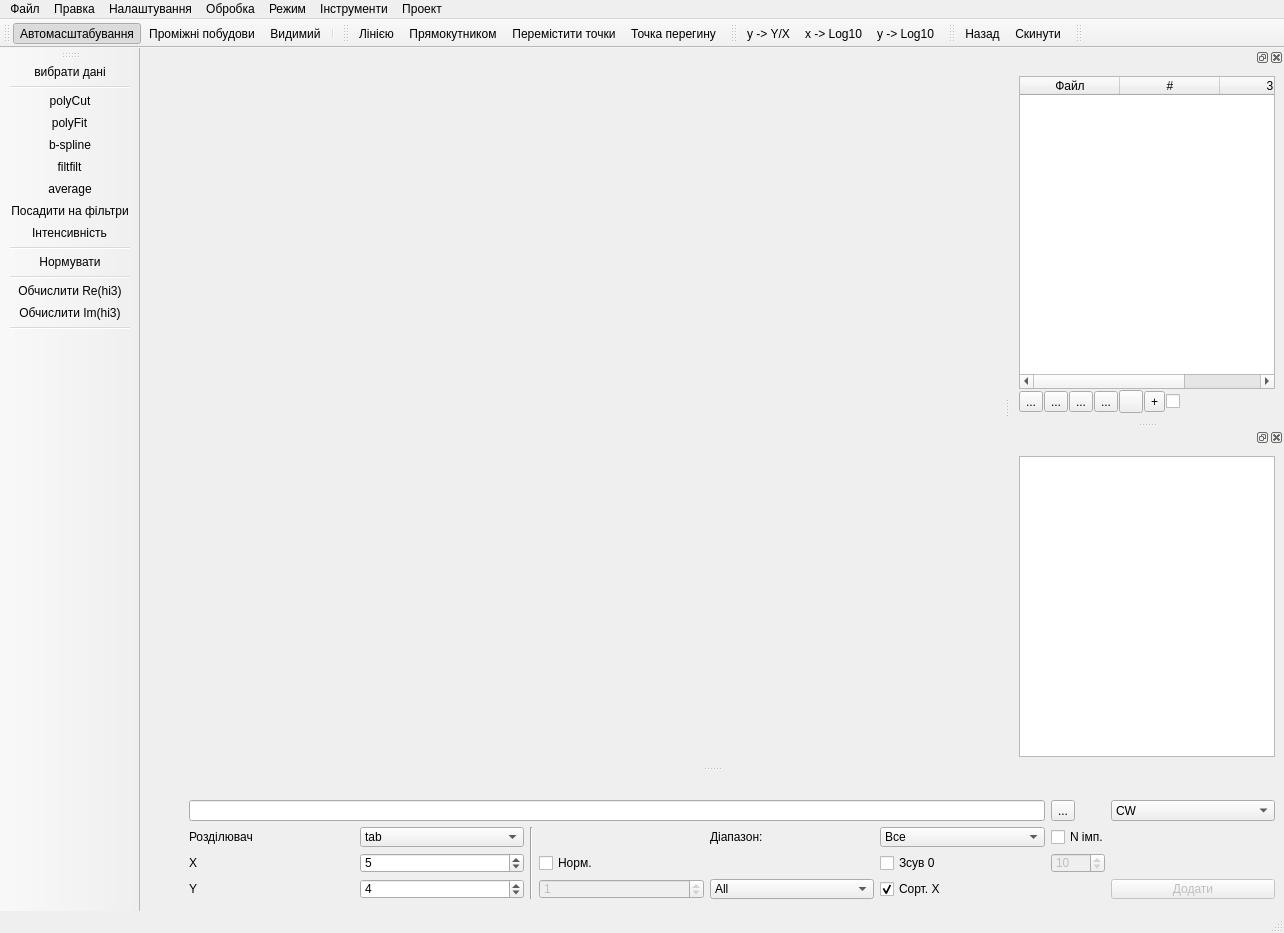
Qt form mainwindow.ui (xkronosua/QTR) before a commit.
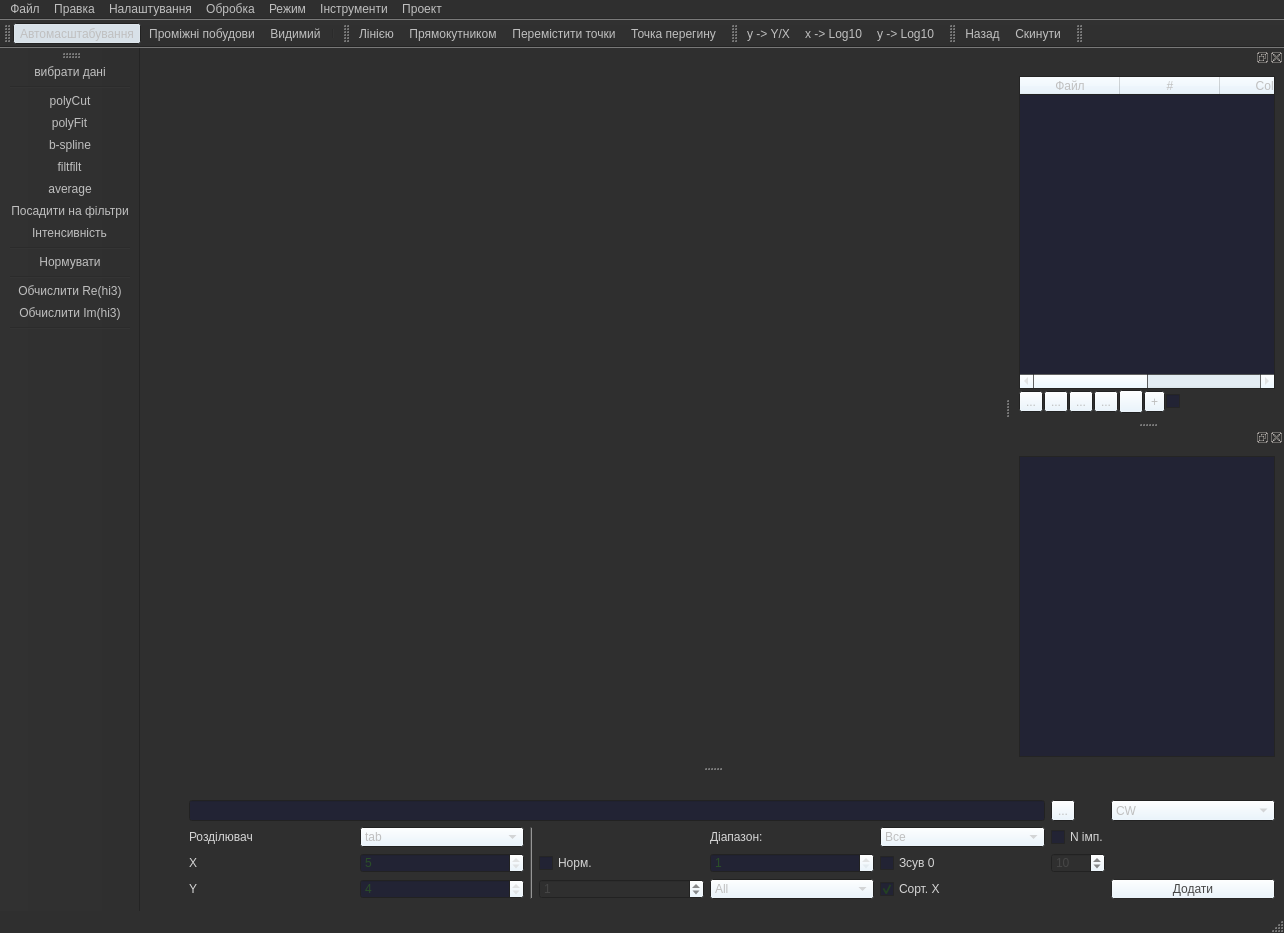
The same form after that commit. The open tabs and pages were chosen to show the change. Icons and pictures are not drawn.

Patch:
```diff
--- a/mainwindow.ui
+++ b/mainwindow.ui
@@ -28,6 +28,421 @@
     <height>620</height>
    </size>
   </property>
+  <property name="palette">
+   <palette>
+    <active>
+     <colorrole role="WindowText">
+      <brush brushstyle="SolidPattern">
+       <color alpha="255">
+        <red>213</red>
+        <green>213</green>
+        <blue>213</blue>
+       </color>
+      </brush>
+     </colorrole>
+     <colorrole role="Button">
+      <brush brushstyle="SolidPattern">
+       <color alpha="255">
+        <red>229</red>
+        <green>244</green>
+        <blue>255</blue>
+       </color>
+      </brush>
+     </colorrole>
+     <colorrole role="Light">
+      <brush brushstyle="SolidPattern">
+       <color alpha="255">
+        <red>149</red>
+        <green>149</green>
+        <blue>149</blue>
+       </color>
+      </brush>
+     </colorrole>
+     <colorrole role="Midlight">
+      <brush brushstyle="SolidPattern">
+       <color alpha="255">
+        <red>122</red>
+        <green>122</green>
+        <blue>122</blue>
+       </color>
+      </brush>
+     </colorrole>
+     <colorrole role="Dark">
+      <brush brushstyle="SolidPattern">
+       <color alpha="255">
+        <red>70</red>
+        <green>70</green>
+        <blue>70</blue>
+       </color>
+      </brush>
+     </colorrole>
+     <colorrole role="Text">
+      <brush brushstyle="SolidPattern">
+       <color alpha="255">
+        <red>42</red>
+        <green>79</green>
+        <blue>40</blue>
+       </color>
+      </brush>
+     </colorrole>
+     <colorrole role="BrightText">
+      <brush brushstyle="SolidPattern">
+       <color alpha="255">
+        <red>111</red>
+        <green>111</green>
+        <blue>111</blue>
+       </color>
+      </brush>
+     </colorrole>
+     <colorrole role="ButtonText">
+      <brush brushstyle="SolidPattern">
+       <color alpha="255">
+        <red>191</red>
+        <green>191</green>
+        <blue>191</blue>
+       </color>
+      </brush>
+     </colorrole>
+     <colorrole role="Base">
+      <brush brushstyle="SolidPattern">
+       <color alpha="255">
+        <red>34</red>
+        <green>35</green>
+        <blue>52</blue>
+       </color>
+      </brush>
+     </colorrole>
+     <colorrole role="Window">
+      <brush brushstyle="SolidPattern">
+       <color alpha="255">
+        <red>47</red>
+        <green>47</green>
+        <blue>47</blue>
+       </color>
+      </brush>
+     </colorrole>
+     <colorrole role="Shadow">
+      <brush brushstyle="SolidPattern">
+       <color alpha="255">
+        <red>248</red>
+        <green>248</green>
+        <blue>248</blue>
+       </color>
+      </brush>
+     </colorrole>
+     <colorrole role="AlternateBase">
+      <brush brushstyle="SolidPattern">
+       <color alpha="255">
+        <red>132</red>
+        <green>132</green>
+        <blue>132</blue>
+       </color>
+      </brush>
+     </colorrole>
+     <colorrole role="NoRole">
+      <brush brushstyle="SolidPattern">
+       <color alpha="255">
+        <red>140</red>
+        <green>140</green>
+        <blue>140</blue>
+       </color>
+      </brush>
+     </colorrole>
+     <colorrole role="ToolTipBase">
+      <brush brushstyle="SolidPattern">
+       <color alpha="255">
+        <red>68</red>
+        <green>68</green>
+        <blue>58</blue>
+       </color>
+      </brush>
+     </colorrole>
+     <colorrole role="ToolTipText">
+      <brush brushstyle="SolidPattern">
+       <color alpha="255">
+        <red>250</red>
+        <green>250</green>
+        <blue>250</blue>
+       </color>
+      </brush>
+     </colorrole>
+    </active>
+    <inactive>
+     <colorrole role="WindowText">
+      <brush brushstyle="SolidPattern">
+       <color alpha="255">
+        <red>213</red>
+        <green>213</green>
+        <blue>213</blue>
+       </color>
+      </brush>
+     </colorrole>
+     <colorrole role="Button">
+      <brush brushstyle="SolidPattern">
+       <color alpha="255">
+        <red>229</red>
+        <green>244</green>
+        <blue>255</blue>
+       </color>
+      </brush>
+     </colorrole>
+     <colorrole role="Light">
+      <brush brushstyle="SolidPattern">
+       <color alpha="255">
+        <red>149</red>
+        <green>149</green>
+        <blue>149</blue>
+       </color>
+      </brush>
+     </colorrole>
+     <colorrole role="Midlight">
+      <brush brushstyle="SolidPattern">
+       <color alpha="255">
+        <red>122</red>
+        <green>122</green>
+        <blue>122</blue>
+       </color>
+      </brush>
+     </colorrole>
+     <colorrole role="Dark">
+      <brush brushstyle="SolidPattern">
+       <color alpha="255">
+        <red>70</red>
+        <green>70</green>
+        <blue>70</blue>
+       </color>
+      </brush>
+     </colorrole>
+     <colorrole role="Text">
+      <brush brushstyle="SolidPattern">
+       <color alpha="255">
+        <red>42</red>
+        <green>79</green>
+        <blue>40</blue>
+       </color>
+      </brush>
+     </colorrole>
+     <colorrole role="BrightText">
+      <brush brushstyle="SolidPattern">
+       <color alpha="255">
+        <red>111</red>
+        <green>111</green>
+        <blue>111</blue>
+       </color>
+      </brush>
+     </colorrole>
+     <colorrole role="ButtonText">
+      <brush brushstyle="SolidPattern">
+       <color alpha="255">
+        <red>191</red>
+        <green>191</green>
+        <blue>191</blue>
+       </color>
+      </brush>
+     </colorrole>
+     <colorrole role="Base">
+      <brush brushstyle="SolidPattern">
+       <color alpha="255">
+        <red>34</red>
+        <green>35</green>
+        <blue>52</blue>
+       </color>
+      </brush>
+     </colorrole>
+     <colorrole role="Window">
+      <brush brushstyle="SolidPattern">
+       <color alpha="255">
+        <red>47</red>
+        <green>47</green>
+        <blue>47</blue>
+       </color>
+      </brush>
+     </colorrole>
+     <colorrole role="Shadow">
+      <brush brushstyle="SolidPattern">
+       <color alpha="255">
+        <red>248</red>
+        <green>248</green>
+        <blue>248</blue>
+       </color>
+      </brush>
+     </colorrole>
+     <colorrole role="AlternateBase">
+      <brush brushstyle="SolidPattern">
+       <color alpha="255">
+        <red>132</red>
+        <green>132</green>
+        <blue>132</blue>
+       </color>
+      </brush>
+     </colorrole>
+     <colorrole role="NoRole">
+      <brush brushstyle="SolidPattern">
+       <color alpha="255">
+        <red>140</red>
+        <green>140</green>
+        <blue>140</blue>
+       </color>
+      </brush>
+     </colorrole>
+     <colorrole role="ToolTipBase">
+      <brush brushstyle="SolidPattern">
+       <color alpha="255">
+        <red>68</red>
+        <green>68</green>
+        <blue>58</blue>
+       </color>
+      </brush>
+     </colorrole>
+     <colorrole role="ToolTipText">
+      <brush brushstyle="SolidPattern">
+       <color alpha="255">
+        <red>250</red>
+        <green>250</green>
+        <blue>250</blue>
+       </color>
+      </brush>
+     </colorrole>
+    </inactive>
+    <disabled>
+     <colorrole role="WindowText">
+      <brush brushstyle="SolidPattern">
+       <color alpha="255">
+        <red>70</red>
+        <green>70</green>
+        <blue>70</blue>
+       </color>
+      </brush>
+     </colorrole>
+     <colorrole role="Button">
+      <brush brushstyle="SolidPattern">
+       <color alpha="255">
+        <red>229</red>
+        <green>244</green>
+        <blue>255</blue>
+       </color>
+      </brush>
+     </colorrole>
+     <colorrole role="Light">
+      <brush brushstyle="SolidPattern">
+       <color alpha="255">
+        <red>149</red>
+        <green>149</green>
+        <blue>149</blue>
+       </color>
+      </brush>
+     </colorrole>
+     <colorrole role="Midlight">
+      <brush brushstyle="SolidPattern">
+       <color alpha="255">
+        <red>122</red>
+        <green>122</green>
+        <blue>122</blue>
+       </color>
+      </brush>
+     </colorrole>
+     <colorrole role="Dark">
+      <brush brushstyle="SolidPattern">
+       <color alpha="255">
+        <red>70</red>
+        <green>70</green>
+        <blue>70</blue>
+       </color>
+      </brush>
+     </colorrole>
+     <colorrole role="Text">
+      <brush brushstyle="SolidPattern">
+       <color alpha="255">
+        <red>70</red>
+        <green>70</green>
+        <blue>70</blue>
+       </color>
+      </brush>
+     </colorrole>
+     <colorrole role="BrightText">
+      <brush brushstyle="SolidPattern">
+       <color alpha="255">
+        <red>111</red>
+        <green>111</green>
+        <blue>111</blue>
+       </color>
+      </brush>
+     </colorrole>
+     <colorrole role="ButtonText">
+      <brush brushstyle="SolidPattern">
+       <color alpha="255">
+        <red>70</red>
+        <green>70</green>
+        <blue>70</blue>
+       </color>
+      </brush>
+     </colorrole>
+     <colorrole role="Base">
+      <brush brushstyle="SolidPattern">
+       <color alpha="255">
+        <red>47</red>
+        <green>47</green>
+        <blue>47</blue>
+       </color>
+      </brush>
+     </colorrole>
+     <colorrole role="Window">
+      <brush brushstyle="SolidPattern">
+       <color alpha="255">
+        <red>47</red>
+        <green>47</green>
+        <blue>47</blue>
+       </color>
+      </brush>
+     </colorrole>
+     <colorrole role="Shadow">
+      <brush brushstyle="SolidPattern">
+       <color alpha="255">
+        <red>248</red>
+        <green>248</green>
+        <blue>248</blue>
+       </color>
+      </brush>
+     </colorrole>
+     <colorrole role="AlternateBase">
+      <brush brushstyle="SolidPattern">
+       <color alpha="255">
+        <red>132</red>
+        <green>132</green>
+        <blue>132</blue>
+       </color>
+      </brush>
+     </colorrole>
+     <colorrole role="NoRole">
+      <brush brushstyle="SolidPattern">
+       <color alpha="255">
+        <red>140</red>
+        <green>140</green>
+        <blue>140</blue>
+       </color>
+      </brush>
+     </colorrole>
+     <colorrole role="ToolTipBase">
+      <brush brushstyle="SolidPattern">
+       <color alpha="255">
+        <red>68</red>
+        <green>68</green>
+        <blue>58</blue>
+       </color>
+      </brush>
+     </colorrole>
+     <colorrole role="ToolTipText">
+      <brush brushstyle="SolidPattern">
+       <color alpha="255">
+        <red>250</red>
+        <green>250</green>
+        <blue>250</blue>
+       </color>
+      </brush>
+     </colorrole>
+    </disabled>
+   </palette>
+  </property>
   <property name="windowTitle">
    <string>QTR</string>
   </property>
@@ -114,7 +529,7 @@
      <x>0</x>
      <y>0</y>
      <width>1284</width>
-     <height>39</height>
+     <height>21</height>
     </rect>
    </property>
    <widget class="QMenu" name="menu">
@@ -384,7 +799,7 @@
          </property>
          <property name="maximumSize">
           <size>
-           <width>400</width>
+           <width>800</width>
            <height>60000</height>
           </size>
          </property>
@@ -413,7 +828,7 @@
           <enum>QAbstractItemView::SelectRows</enum>
          </property>
          <property name="columnCount">
-          <number>3</number>
+          <number>4</number>
          </property>
          <attribute name="horizontalHeaderVisible">
           <bool>true</bool>
@@ -449,6 +864,11 @@
            <string>#</string>
           </property>
          </column>
+         <column>
+          <property name="text">
+           <string>Color</string>
+          </property>
+         </column>
          <column/>
         </widget>
        </item>
@@ -549,6 +969,97 @@
    </widget>
   </widget>
   <widget class="QToolBar" name="toolBar">
+   <property name="palette">
+    <palette>
+     <active>
+      <colorrole role="Button">
+       <brush brushstyle="SolidPattern">
+        <color alpha="255">
+         <red>236</red>
+         <green>232</green>
+         <blue>238</blue>
+        </color>
+       </brush>
+      </colorrole>
+      <colorrole role="ButtonText">
+       <brush brushstyle="SolidPattern">
+        <color alpha="255">
+         <red>200</red>
+         <green>214</green>
+         <blue>199</blue>
+        </color>
+       </brush>
+      </colorrole>
+      <colorrole role="Base">
+       <brush brushstyle="SolidPattern">
+        <color alpha="255">
+         <red>168</red>
+         <green>178</green>
+         <blue>180</blue>
+        </color>
+       </brush>
+      </colorrole>
+     </active>
+     <inactive>
+      <colorrole role="Button">
+       <brush brushstyle="SolidPattern">
+        <color alpha="255">
+         <red>236</red>
+         <green>232</green>
+         <blue>238</blue>
+        </color>
+       </brush>
+      </colorrole>
+      <colorrole role="ButtonText">
+       <brush brushstyle="SolidPattern">
+        <color alpha="255">
+         <red>200</red>
+         <green>214</green>
+         <blue>199</blue>
+        </color>
+       </brush>
+      </colorrole>
+      <colorrole role="Base">
+       <brush brushstyle="SolidPattern">
+        <color alpha="255">
+         <red>168</red>
+         <green>178</green>
+         <blue>180</blue>
+        </color>
+       </brush>
+      </colorrole>
+     </inactive>
+     <disabled>
+      <colorrole role="Button">
+       <brush brushstyle="SolidPattern">
+        <color alpha="255">
+         <red>236</red>
+         <green>232</green>
+         <blue>238</blue>
+        </color>
+       </brush>
+      </colorrole>
+      <colorrole role="ButtonText">
+       <brush brushstyle="SolidPattern">
+        <color alpha="255">
+         <red>70</red>
+         <green>70</green>
+         <blue>70</blue>
+        </color>
+       </brush>
+      </colorrole>
+      <colorrole role="Base">
+       <brush brushstyle="SolidPattern">
+        <color alpha="255">
+         <red>47</red>
+         <green>47</green>
+         <blue>47</blue>
+        </color>
+       </brush>
+      </colorrole>
+     </disabled>
+    </palette>
+   </property>
    <property name="windowTitle">
     <string>toolBar</string>
    </property>
@@ -856,16 +1367,6 @@
            </item>
           </widget>
          </item>
-         <item row="2" column="10" colspan="2">
-          <widget class="QCheckBox" name="isNormColumn">
-           <property name="text">
-            <string>Норм.</string>
-           </property>
-           <property name="checked">
-            <bool>false</bool>
-           </property>
-          </widget>
-         </item>
          <item row="1" column="11">
           <widget class="QLabel" name="label_4">
            <property name="text">
@@ -873,6 +1374,26 @@
            </property>
           </widget>
          </item>
+         <item row="2" column="10">
+          <widget class="QCheckBox" name="isNormColumn">
+           <property name="text">
+            <string>Норм.</string>
+           </property>
+           <property name="checked">
+            <bool>false</bool>
+           </property>
+          </widget>
+         </item>
+         <item row="2" column="11">
+          <widget class="QSpinBox" name="Norm_Col_Pow">
+           <property name="minimum">
+            <number>1</number>
+           </property>
+           <property name="maximum">
+            <number>5</number>
+           </property>
+          </widget>
+         </item>
         </layout>
        </widget>
        <widget class="QWidget" name="page_Average">
```
Left out of the diff: 51 changed lines with no effect on the pictures.
